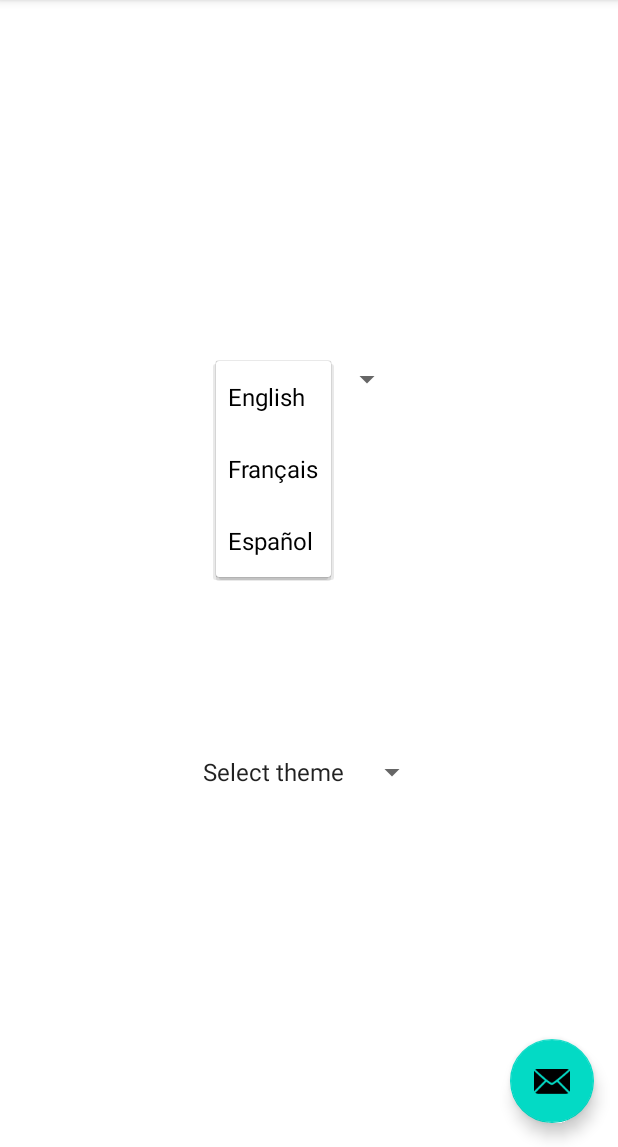
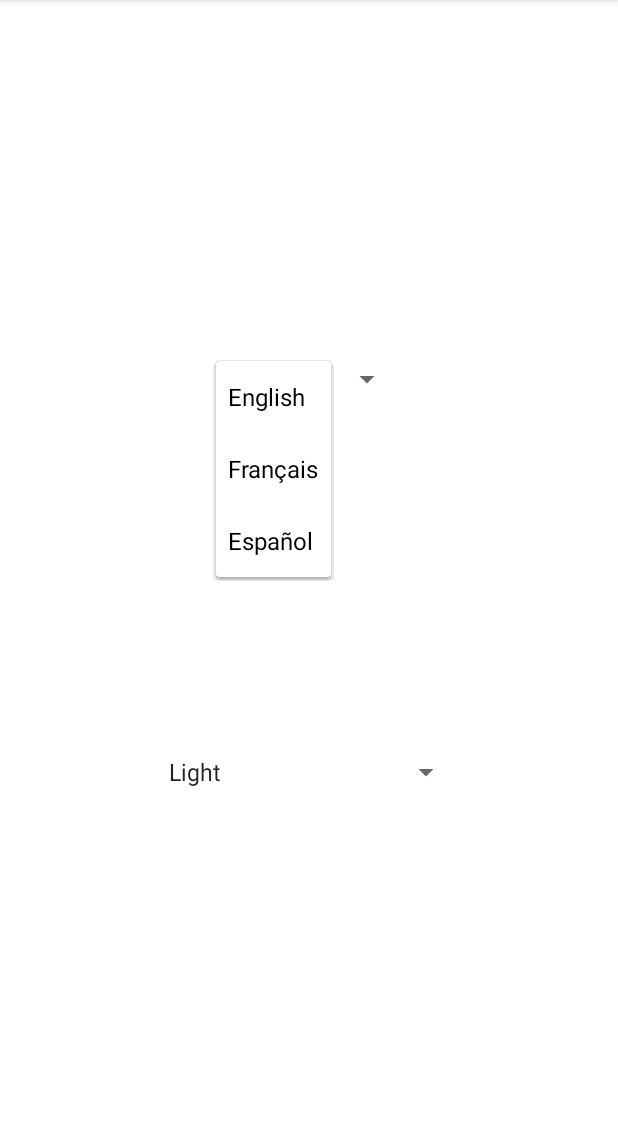
Before and after one commit to UgoPerniceni/Cocotton-front-mobile, an Android app: the SettingFragment screen opened through its navigation route, after a tap on "English", on a phone screen of 412 x 824 dp, the part 89-1236 px from its top. Run offline under Robolectric (Android 15) with nearby library versions, the phone set to English and light mode, and no system bars; our stand-ins replace Firebase (no records; nobody signed in at launch, a user with empty details on screens opened directly).

Commit message:
fix dark theme bug 1/2 :bug:

```diff
--- a/app/src/main/java/fr/esgi/cocotton/MainActivity.kt
+++ b/app/src/main/java/fr/esgi/cocotton/MainActivity.kt
@@ -1,8 +1,10 @@
 package fr.esgi.cocotton
 
 import android.app.Activity
+import android.content.Context
 import android.content.res.Configuration
 import android.os.Bundle
+import android.util.AttributeSet
 import android.util.Log
 import android.view.Menu
 import android.view.MenuItem
@@ -10,7 +12,9 @@ import android.view.View
 import android.widget.EditText
 import android.widget.ProgressBar
 import android.widget.Spinner
+import androidx.appcompat.app.AlertDialog
 import androidx.appcompat.app.AppCompatActivity
+import androidx.appcompat.app.AppCompatDelegate
 import androidx.core.view.isVisible
 import com.google.android.material.floatingactionbutton.FloatingActionButton
 import com.google.android.material.snackbar.Snackbar
@@ -31,10 +35,10 @@ class MainActivity : AppCompatActivity() {
 
         loadLocate()
 
-        findViewById<FloatingActionButton>(R.id.fab).setOnClickListener { view ->
+/*        findViewById<FloatingActionButton>(R.id.fab).setOnClickListener { view ->
             Snackbar.make(view, "Replace with your own action", Snackbar.LENGTH_LONG)
                     .setAction("Action", null).show()
-        }
+        }*/
 
         loader = findViewById(R.id.loader)
         fadeScreen = findViewById(R.id.fadeScreen)
@@ -53,14 +57,7 @@ class MainActivity : AppCompatActivity() {
         // as you specify a parent activity in AndroidManifest.xml.
         return when (item.itemId) {
             R.id.action_settings -> {
-
-                /*
-                val fragment = SettingFragment()
-                supportFragmentManager
-                        .beginTransaction()
-                        .replace(R.id.content_main, fragment)
-                        .commit()*/
-
+                // TODO()
                 return true
             }
             else -> super.onOptionsItemSelected(item)
@@ -114,6 +111,33 @@ class MainActivity : AppCompatActivity() {
     private fun loadLocate(){
         val sharedPreferences = getSharedPreferences("Settings", Activity.MODE_PRIVATE)
         val language = sharedPreferences.getString("language", "eng")
+        val theme = sharedPreferences.getInt("theme", 0)
+
+        setThemeMode(theme)
         language?.let { setLocale(it) }
     }
+
+    fun setThemeMode(choice: Int) {
+        val editor = getSharedPreferences("Settings", Activity.MODE_PRIVATE).edit()
+        when (choice) {
+            0 -> {
+                AppCompatDelegate.setDefaultNightMode(AppCompatDelegate.MODE_NIGHT_NO)
+                delegate.applyDayNight()
+
+                editor.putInt("theme", 0).apply()
+            }
+            1 -> {
+                AppCompatDelegate.setDefaultNightMode(AppCompatDelegate.MODE_NIGHT_YES)
+                delegate.applyDayNight()
+
+                editor.putInt("theme", 1).apply()
+            }
+            2 -> {
+                AppCompatDelegate.setDefaultNightMode(AppCompatDelegate.MODE_NIGHT_FOLLOW_SYSTEM)
+                delegate.applyDayNight()
+
+                editor.putInt("theme", 2).apply()
+            }
+        }
+    }
 }
--- a/app/src/main/java/fr/esgi/cocotton/SettingFragment.kt
+++ b/app/src/main/java/fr/esgi/cocotton/SettingFragment.kt
@@ -24,17 +24,18 @@ class SettingFragment : Fragment() {
 
     override fun onCreateView(inflater: LayoutInflater, container: ViewGroup?,
                               savedInstanceState: Bundle?): View? {
+
         // Inflate the layout for this fragment
         return inflater.inflate(R.layout.fragment_setting, container, false)
     }
 
     override fun onViewCreated(view: View, savedInstanceState: Bundle?) {
-        super.onViewCreated(view, savedInstanceState)
-
         spinnerLanguages = view.findViewById(R.id.spinner_language)
         spinnerThemes = view.findViewById(R.id.spinner_theme)
 
         initializeSpinners()
+
+        super.onViewCreated(view, savedInstanceState)
     }
 
     private fun initializeSpinners(){
@@ -43,38 +44,55 @@ class SettingFragment : Fragment() {
         spinnerLanguages?.apply {
             val languagesArray = resources.getStringArray(R.array.languages_array)
             val adapter: ArrayAdapter<String> = ArrayAdapter(context, android.R.layout.simple_spinner_item, languagesArray)
+            val language = sharedPreferences?.getString("language", "eng")
+
             adapter.setDropDownViewResource(android.R.layout.simple_spinner_dropdown_item)
             this.adapter = adapter
 
+            if(languagesToInteger().containsKey(language)){
+                languagesToInteger()[language]?.let  { it -> this.setSelection(it) }
+            }else {
+                this.setSelection(0)
+            }
+
             this.onItemSelectedListener = object : OnItemSelectedListener {
-                override fun onItemSelected(adapterView: AdapterView<*>?, view: View, position: Int, l: Long) {
+                override fun onItemSelected(parent: AdapterView<*>?, view: View?, position: Int, id: Long) {
                     when (position) {
-                        0 -> (activity as MainActivity?)?.setLocale("eng")
-                        1 -> (activity as MainActivity?)?.setLocale("fr")
-                        2 -> (activity as MainActivity?)?.setLocale("es")
+                        0 -> (activity as MainActivity).setLocale("eng")
+                        1 -> (activity as MainActivity).setLocale("fr")
+                        2 -> (activity as MainActivity).setLocale("es")
                         else -> {}
                     }
                 }
                 override fun onNothingSelected(adapterView: AdapterView<*>?) {}
-            }
-            val language = sharedPreferences?.getString("language", "eng")
-
-            if(languagesInteger().containsKey(language)){
-                languagesInteger()[language]?.let  { it1 -> this.setSelection(it1) }
-            }else {
-                this.setSelection(1)
             }
         }
 
         spinnerThemes?.apply {
             val themesArray = resources.getStringArray(R.array.themes_array)
             val adapter: ArrayAdapter<String> = ArrayAdapter(context, android.R.layout.simple_spinner_item, themesArray)
+            val theme = sharedPreferences?.getInt("theme", 0)
+
             adapter.setDropDownViewResource(android.R.layout.simple_spinner_dropdown_item)
             this.adapter = adapter
+
+            theme?.let { this.setSelection(it) }
+
+            this.onItemSelectedListener = object : OnItemSelectedListener {
+                override fun onItemSelected(parent: AdapterView<*>?, view: View?, position: Int, id: Long) {
+                    when (position) {
+                        0 -> (activity as MainActivity).setThemeMode(0)
+                        1 -> (activity as MainActivity).setThemeMode(1)
+                        2 -> (activity as MainActivity).setThemeMode(2)
+                        else -> {}
+                    }
+                }
+                override fun onNothingSelected(adapterView: AdapterView<*>?) {}
+            }
         }
     }
 
-    private fun languagesInteger(): HashMap<String, Int> {
+    private fun languagesToInteger(): HashMap<String, Int> {
         val translations = hashMapOf<String, Int>()
         translations["eng"] = 0
         translations["fr"] = 1
--- a/app/src/main/res/layout/activity_main.xml
+++ b/app/src/main/res/layout/activity_main.xml
@@ -8,12 +8,12 @@
 
     <include layout="@layout/content_main" />
 
-    <com.google.android.material.floatingactionbutton.FloatingActionButton
+<!--    <com.google.android.material.floatingactionbutton.FloatingActionButton
         android:id="@+id/fab"
         android:layout_width="wrap_content"
         android:layout_height="wrap_content"
         android:layout_gravity="bottom|end"
         android:layout_margin="@dimen/fab_margin"
-        app:srcCompat="@android:drawable/ic_dialog_email" />
+        app:srcCompat="@android:drawable/ic_dialog_email" />-->
 
 </androidx.coordinatorlayout.widget.CoordinatorLayout>
--- a/app/src/main/res/menu/menu_main.xml
+++ b/app/src/main/res/menu/menu_main.xml
@@ -2,6 +2,7 @@
     xmlns:app="http://schemas.android.com/apk/res-auto"
     xmlns:tools="http://schemas.android.com/tools"
     tools:context="fr.esgi.cocotton.MainActivity">
+
     <item
         android:id="@+id/action_settings"
         android:orderInCategory="100"
--- a/app/src/main/res/values/arrays.xml
+++ b/app/src/main/res/values/arrays.xml
@@ -13,8 +13,8 @@
     </string-array>
 
     <string-array name="themes_array">
-        <item>Select theme</item>
+        <item>Light</item>
         <item>Dark</item>
-        <item>White</item>
+        <item>Depend on the time</item>
     </string-array>
 </resources>
--- a/app/src/main/res/values/strings.xml
+++ b/app/src/main/res/values/strings.xml
@@ -1,6 +1,7 @@
 <resources>
     <string name="app_name" translatable="false">Cocotton</string>
     <string name="action_settings">Settings</string>
+    <string name="action_themes">Themes</string>
 
     <!-- Strings used for fragments for navigation -->
     <string name="first_fragment_label">First Fragment</string>
```
Also changed, not shown: app/src/main/java/fr/esgi/cocotton/HomeFragment.kt (+7 -5 lines), 2 other files.
